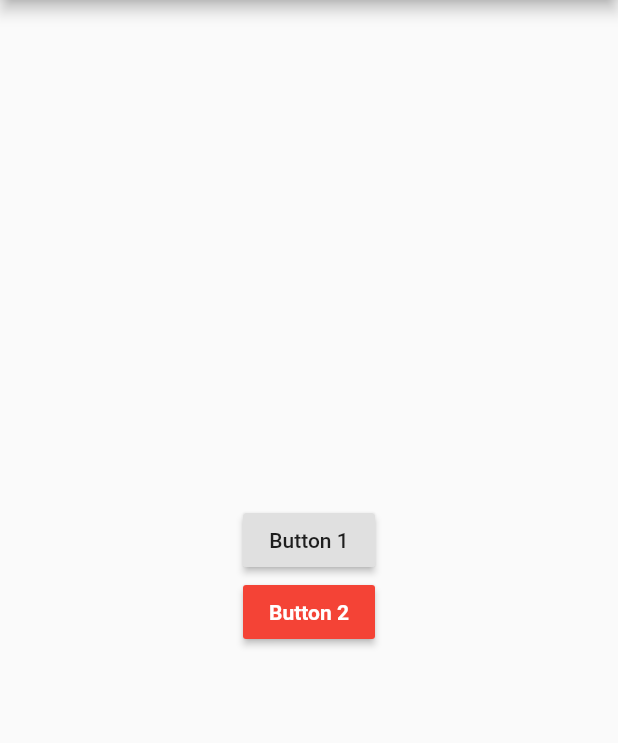
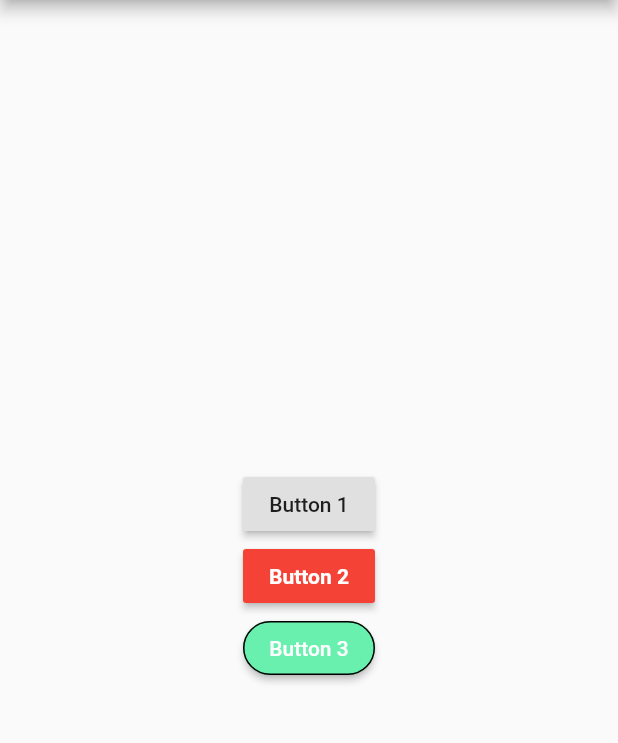
Before and after one commit to sekolahprogram/fluttersekolahprogram, a Flutter app: the screen it shows after launch, on a phone screen of 412 x 824 dp, the part 84-827 px from its top. Run offline on Flutter 3.47's test engine with Material 2 defaults, Android fonts, the phone set to English and light mode, and no system bars.

Commit message:
AddButton3

```diff
--- a/raisedbuttonapps/lib/main.dart
+++ b/raisedbuttonapps/lib/main.dart
@@ -49,6 +49,29 @@ class MyHomePage extends StatelessWidget {
                 ),
               ),
               color: Colors.red,
+              onPressed: () {
+                ///ketika diklik akan menampilkan text button warna
+                ///pada console
+                print('Button warna');
+              },
+            ),
+            //menampilkan rounded dan borderside
+            RaisedButton(
+              child: Text(
+                'Button 3',
+                style: TextStyle(
+                  color: Colors.white,
+                ),
+              ),
+              shape: RoundedRectangleBorder(
+                borderRadius: BorderRadius.circular(
+                  18.0,
+                ),
+                side: BorderSide(
+                  color: Colors.black,
+                ),
+              ),
+              color: Colors.greenAccent,
               onPressed: () {},
             ),
           ],
```
